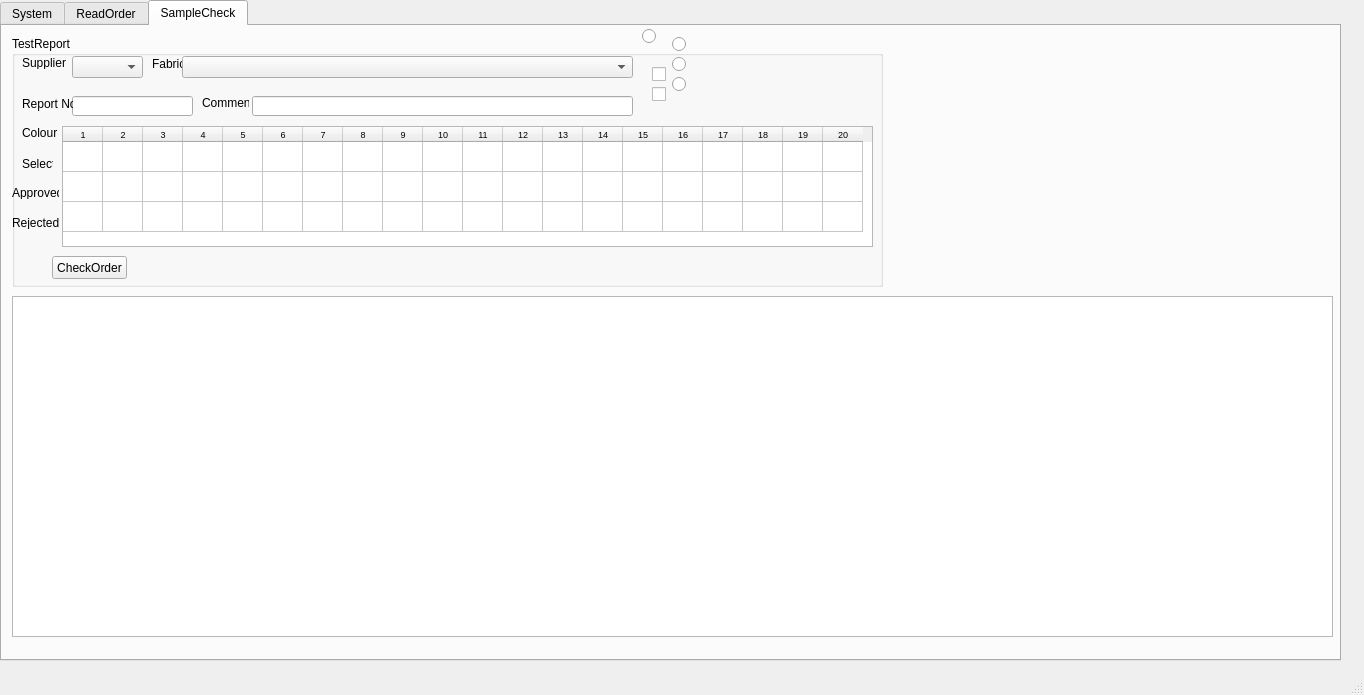
Qt form TISDesk/TIS_mainwindow.ui (GdRaymond/TISProduction) before a commit.
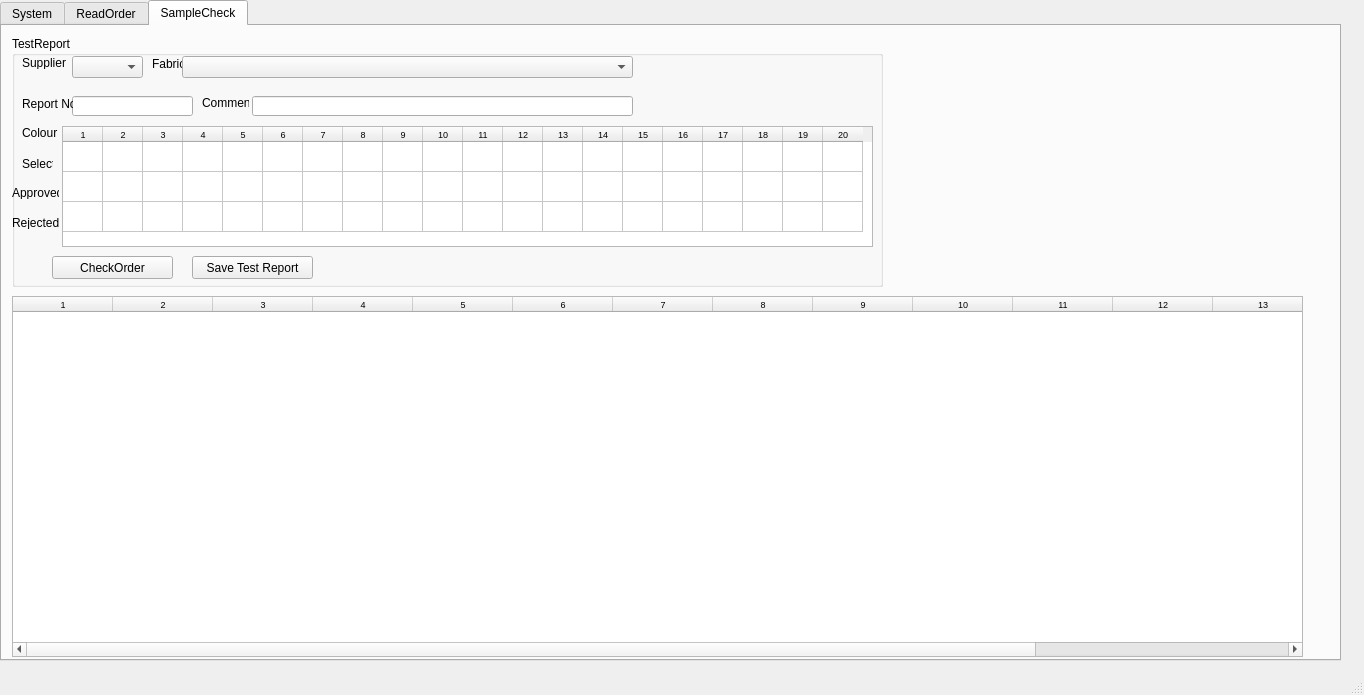
The same form after that commit. Icons and pictures are not drawn.

Commit message: Test report check

The edit to the form file:
```diff
--- a/TISDesk/TIS_mainwindow.ui
+++ b/TISDesk/TIS_mainwindow.ui
@@ -282,16 +282,6 @@
      <attribute name="title">
       <string>SampleCheck</string>
      </attribute>
-     <widget class="QTableView" name="tableVshipment">
-      <property name="geometry">
-       <rect>
-        <x>10</x>
-        <y>270</y>
-        <width>1321</width>
-        <height>341</height>
-       </rect>
-      </property>
-     </widget>
      <widget class="QGroupBox" name="groupBox_2">
       <property name="geometry">
        <rect>
@@ -437,7 +427,7 @@
         <rect>
          <x>40</x>
          <y>220</y>
-         <width>75</width>
+         <width>121</width>
          <height>23</height>
         </rect>
        </property>
@@ -504,71 +494,6 @@
         <string>Rejected</string>
        </property>
       </widget>
-      <widget class="QCheckBox" name="checkB_1">
-       <property name="geometry">
-        <rect>
-         <x>640</x>
-         <y>30</y>
-         <width>70</width>
-         <height>17</height>
-        </rect>
-       </property>
-       <property name="text">
-        <string/>
-       </property>
-      </widget>
-      <widget class="QRadioButton" name="radioB_a_1">
-       <property name="geometry">
-        <rect>
-         <x>660</x>
-         <y>20</y>
-         <width>82</width>
-         <height>17</height>
-        </rect>
-       </property>
-       <property name="text">
-        <string/>
-       </property>
-      </widget>
-      <widget class="QRadioButton" name="radioB_r_1">
-       <property name="geometry">
-        <rect>
-         <x>660</x>
-         <y>40</y>
-         <width>82</width>
-         <height>17</height>
-        </rect>
-       </property>
-       <property name="text">
-        <string/>
-       </property>
-      </widget>
-      <widget class="QCheckBox" name="checkB_2">
-       <property name="geometry">
-        <rect>
-         <x>640</x>
-         <y>50</y>
-         <width>70</width>
-         <height>17</height>
-        </rect>
-       </property>
-       <property name="text">
-        <string/>
-       </property>
-      </widget>
-      <widget class="QRadioButton" name="radioB_r_2">
-       <property name="geometry">
-        <rect>
-         <x>660</x>
-         <y>0</y>
-         <width>82</width>
-         <height>17</height>
-        </rect>
-       </property>
-       <property name="text">
-        <string/>
-       </property>
-      </widget>
       <widget class="QLabel" name="label_8">
        <property name="geometry">
         <rect>
@@ -582,19 +507,70 @@
         <string>Select</string>
        </property>
       </widget>
+      <widget class="QPushButton" name="btn_save_testreport">
+       <property name="geometry">
+        <rect>
+         <x>180</x>
+         <y>220</y>
+         <width>121</width>
+         <height>23</height>
+        </rect>
+       </property>
+       <property name="text">
+        <string>Save Test Report</string>
+       </property>
+      </widget>
      </widget>
-     <widget class="QRadioButton" name="radioB_a_2">
+     <widget class="QTableWidget" name="tableW_samplecheck_order">
       <property name="geometry">
        <rect>
-        <x>640</x>
-        <y>0</y>
-        <width>81</width>
-        <height>20</height>
+        <x>10</x>
+        <y>270</y>
+        <width>1291</width>
+        <height>361</height>
        </rect>
       </property>
-      <property name="text">
-       <string/>
+      <property name="baseSize">
+       <size>
+        <width>0</width>
+        <height>0</height>
+       </size>
       </property>
+      <property name="font">
+       <font>
+        <pointsize>7</pointsize>
+       </font>
+      </property>
+      <property name="rowCount">
+       <number>0</number>
+      </property>
+      <property name="columnCount">
+       <number>15</number>
+      </property>
+      <attribute name="horizontalHeaderDefaultSectionSize">
+       <number>100</number>
+      </attribute>
+      <attribute name="verticalHeaderVisible">
+       <bool>false</bool>
+      </attribute>
+      <attribute name="verticalHeaderHighlightSections">
+       <bool>true</bool>
+      </attribute>
+      <column/>
+      <column/>
+      <column/>
+      <column/>
+      <column/>
+      <column/>
+      <column/>
+      <column/>
+      <column/>
+      <column/>
+      <column/>
+      <column/>
+      <column/>
+      <column/>
+      <column/>
      </widget>
     </widget>
    </widget>
```
Left out of the diff: 7 changed lines with no effect on the pictures. The commit also changes 3 other files.
